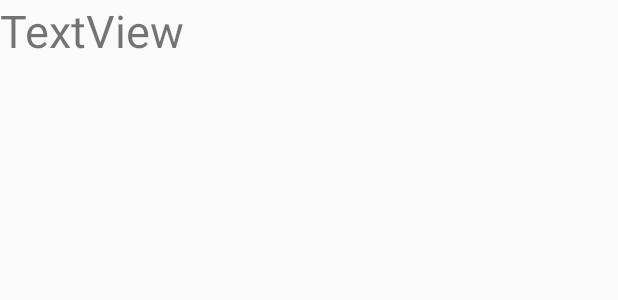
After one commit to boltwolf108/CoollegeApp_Levy_1.2.5, an Android app: the layout list_item_family_member.xml on its own in the app's theme, with its tools: preview values and no code run, on a phone screen of 412 x 824 dp. The commit adds this screen. Shown: the top 300 px of the screen. Run offline under Robolectric (Android 15) with nearby library versions, the phone set to English and light mode, and no system bars.

Commit message:
new additions

```diff
--- a/app/src/main/java/com/example/lford/coollegeapp_levy/Family.java
+++ b/app/src/main/java/com/example/lford/coollegeapp_levy/Family.java
@@ -11,6 +11,10 @@ public class Family {
     //------------------------------------------------------------------------------------------
     private Family() {
         family= new ArrayList<>();
+        Guardian mom = new Guardian("my", "mother");
+        Guardian dad = new Guardian("my", "father");
+        family.add(mom);
+        family.add(dad);
     }
     //--------------------------------------------------------------------------------------
     public static Family getFamily(){
--- a/app/src/main/java/com/example/lford/coollegeapp_levy/Guardian.java
+++ b/app/src/main/java/com/example/lford/coollegeapp_levy/Guardian.java
@@ -1,6 +1,6 @@
 package com.example.lford.coollegeapp_levy;
 
-public class Guardian {
+public class Guardian extends FamilyMember {
     String lastName;
     String firstName;
 
--- /dev/null
+++ b/app/src/main/res/layout/list_item_family_member.xml
@@ -0,0 +1,16 @@
+<?xml version="1.0" encoding="utf-8"?>
+<android.support.constraint.ConstraintLayout
+    xmlns:android="http://schemas.android.com/apk/res/android"
+    xmlns:tools="http://schemas.android.com/tools"
+    android:layout_width="match_parent"
+    android:layout_height="match_parent">
+
+    <TextView
+        android:id="@+id/family_member_list_item_nameTextView"
+        android:layout_width="wrap_content"
+        android:layout_height="wrap_content"
+        android:text="TextView"
+        tools:layout_editor_absoluteX="72dp"
+        tools:layout_editor_absoluteY="75dp"
+        android:textSize="30sp" />
+</android.support.constraint.ConstraintLayout>
--- a/app/src/main/res/values/strings.xml
+++ b/app/src/main/res/values/strings.xml
@@ -6,4 +6,5 @@
     <string name="nav_header_subtitle">android.studio@android.com</string>
     <string name="nav_header_desc">Navigation header</string>
     <string name="action_settings">Settings</string>
+    <string name="family_member_title">FamilyListFragment</string>
 </resources>
```
Also changed, not shown: app/src/main/java/com/example/lford/coollegeapp_levy/FamilyListFragment.java (added, +54 -0 lines), app/src/main/java/com/example/lford/coollegeapp_levy/ProfileFragment.java (+103 -0 lines).
